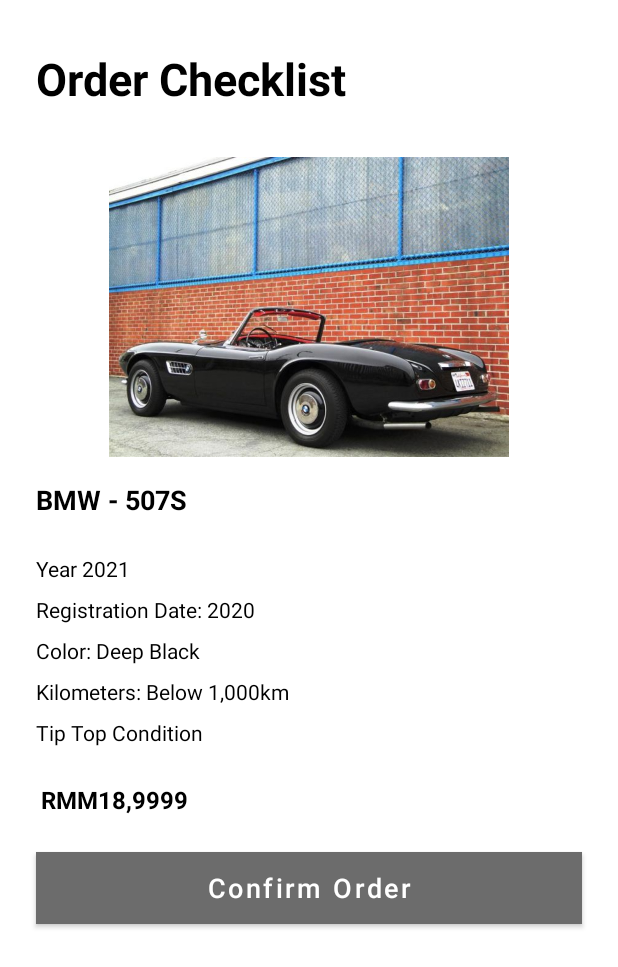
After one commit to JaleesMukarram/classic-car-selling, an Android app: the OrderActivity screen opened directly, with no data from a screen before it, on a phone screen of 412 x 824 dp. The commit adds this screen. Shown: the top 967 px of the screen. Run offline under Robolectric (Android 15) with nearby library versions, the phone set to English and light mode, and no system bars; our stand-ins replace data binding.

Commit message:
Order Checklist Done

```diff
--- a/app/src/main/AndroidManifest.xml
+++ b/app/src/main/AndroidManifest.xml
@@ -10,7 +10,7 @@
         android:supportsRtl="true"
         android:theme="@style/Theme.ClassicCarSelling">
         <activity
-            android:name=".ui.activity.OderActivity"
+            android:name=".ui.activity.OrderActivity"
             android:exported="false" />
         <activity
             android:name=".ui.activity.InfoActivity"
--- a/app/src/main/java/com/android/classiccarselling/ui/activity/OderActivity.java
+++ /dev/null
@@ -1,16 +0,0 @@
-package com.android.classiccarselling.ui.activity;
-
-import androidx.appcompat.app.AppCompatActivity;
-
-import android.os.Bundle;
-
-import com.android.classiccarselling.R;
-
-public class OderActivity extends AppCompatActivity {
-
-    @Override
-    protected void onCreate(Bundle savedInstanceState) {
-        super.onCreate(savedInstanceState);
-        setContentView(R.layout.activity_oder);
-    }
-}
--- /dev/null
+++ b/app/src/main/java/com/android/classiccarselling/ui/activity/OrderActivity.java
@@ -0,0 +1,50 @@
+package com.android.classiccarselling.ui.activity;
+
+import androidx.appcompat.app.AppCompatActivity;
+import androidx.databinding.DataBindingUtil;
+
+import android.os.Bundle;
+
+import com.android.classiccarselling.R;
+import com.android.classiccarselling.databinding.ActivityOrderBinding;
+import com.android.classiccarselling.interfaces.CustomHooks;
+
+public class OrderActivity extends AppCompatActivity implements CustomHooks {
+
+    private ActivityOrderBinding binding;
+
+    @Override
+    protected void onCreate(Bundle savedInstanceState) {
+        super.onCreate(savedInstanceState);
+        binding = DataBindingUtil.setContentView(this, R.layout.activity_order);
+
+        callHooks();
+    }
+
+    @Override
+    public void callHooks() {
+
+        initViews();
+        initListeners();
+    }
+
+    @Override
+    public void handleIntent() {
+
+    }
+
+    @Override
+    public void initViews() {
+
+    }
+
+    @Override
+    public void initListeners() {
+
+    }
+
+    @Override
+    public void observe() {
+
+    }
+}
--- a/app/src/main/res/layout/activity_oder.xml
+++ /dev/null
@@ -1,9 +0,0 @@
-<?xml version="1.0" encoding="utf-8"?>
-<androidx.constraintlayout.widget.ConstraintLayout xmlns:android="http://schemas.android.com/apk/res/android"
-    xmlns:app="http://schemas.android.com/apk/res-auto"
-    xmlns:tools="http://schemas.android.com/tools"
-    android:layout_width="match_parent"
-    android:layout_height="match_parent"
-    tools:context=".ui.activity.OderActivity">
-
-</androidx.constraintlayout.widget.ConstraintLayout>
--- /dev/null
+++ b/app/src/main/res/layout/activity_order.xml
@@ -0,0 +1,128 @@
+<?xml version="1.0" encoding="utf-8"?>
+<layout xmlns:android="http://schemas.android.com/apk/res/android"
+    xmlns:app="http://schemas.android.com/apk/res-auto"
+    xmlns:tools="http://schemas.android.com/tools">
+
+    <data>
+
+    </data>
+
+    <androidx.constraintlayout.widget.ConstraintLayout
+        android:layout_width="match_parent"
+        android:layout_height="match_parent"
+        tools:context=".ui.activity.OrderActivity">
+
+        <TextView
+            android:id="@+id/textView12"
+            android:layout_width="wrap_content"
+            android:layout_height="wrap_content"
+            android:layout_marginStart="24dp"
+            android:layout_marginTop="32dp"
+            android:text="@string/order_checklist"
+            android:textSize="30sp"
+            android:textStyle="bold"
+            app:layout_constraintStart_toStartOf="parent"
+            app:layout_constraintTop_toTopOf="parent" />
+
+        <ImageView
+            android:id="@+id/imageView9"
+            android:layout_width="0dp"
+            android:layout_height="200dp"
+            android:layout_marginStart="32dp"
+            android:layout_marginTop="32dp"
+            android:layout_marginEnd="32dp"
+            android:contentDescription="@string/content_description"
+            android:src="@drawable/car"
+            app:layout_constraintEnd_toEndOf="parent"
+            app:layout_constraintStart_toStartOf="parent"
+            app:layout_constraintTop_toBottomOf="@+id/textView12" />
+
+        <TextView
+            android:id="@+id/textView13"
+            android:layout_width="wrap_content"
+            android:layout_height="wrap_content"
+            android:layout_marginStart="24dp"
+            android:layout_marginTop="16dp"
+            android:text="BMW - 507S"
+            android:textSize="18sp"
+            android:textStyle="bold"
+            app:layout_constraintStart_toStartOf="parent"
+            app:layout_constraintTop_toBottomOf="@+id/imageView9" />
+
+        <TextView
+            android:id="@+id/tvYear"
+            android:layout_width="wrap_content"
+            android:layout_height="wrap_content"
+            android:layout_marginTop="24dp"
+            android:text="Year 2021"
+            app:layout_constraintStart_toStartOf="@+id/textView13"
+            app:layout_constraintTop_toBottomOf="@+id/textView13" />
+
+        <TextView
+            android:id="@+id/tvRegistrationDate"
+            android:layout_width="wrap_content"
+            android:layout_height="wrap_content"
+            android:layout_marginTop="8dp"
+            android:text="Registration Date: 2020"
+            app:layout_constraintStart_toStartOf="@+id/tvYear"
+            app:layout_constraintTop_toBottomOf="@+id/tvYear" />
+
+
+        <TextView
+            android:id="@+id/tvColor"
+            android:layout_width="wrap_content"
+            android:layout_height="wrap_content"
+            android:layout_marginTop="8dp"
+            android:text="Color: Deep Black"
+            app:layout_constraintStart_toStartOf="@+id/tvRegistrationDate"
+            app:layout_constraintTop_toBottomOf="@+id/tvRegistrationDate" />
+
+
+        <TextView
+            android:id="@+id/tvKilometer"
+            android:layout_width="wrap_content"
+            android:layout_height="wrap_content"
+            android:layout_marginTop="8dp"
+            android:text="Kilometers: Below 1,000km"
+            app:layout_constraintStart_toStartOf="@+id/tvColor"
+            app:layout_constraintTop_toBottomOf="@+id/tvColor" />
+
+        <TextView
+            android:id="@+id/tvRemarks"
+            android:layout_width="wrap_content"
+            android:layout_height="wrap_content"
+            android:layout_marginTop="8dp"
+            android:text="Tip Top Condition"
+            app:layout_constraintStart_toStartOf="@+id/tvKilometer"
+            app:layout_constraintTop_toBottomOf="@+id/tvKilometer" />
+
+        <TextView
+            android:id="@+id/textView16"
+            android:layout_width="wrap_content"
+            android:layout_height="wrap_content"
+            android:layout_marginStart="3dp"
+            android:layout_marginTop="24dp"
+            android:text="RMM18,9999"
+            android:textSize="16sp"
+            android:textStyle="bold"
+            app:layout_constraintStart_toStartOf="@+id/tvRemarks"
+            app:layout_constraintTop_toBottomOf="@+id/tvRemarks" />
+
+
+        <Button
+            android:id="@+id/btnOrder"
+            android:layout_width="0dp"
+            android:layout_height="wrap_content"
+            android:layout_marginStart="24dp"
+            android:layout_marginTop="24dp"
+            android:layout_marginEnd="24dp"
+            android:background="@color/colorPrimary"
+            android:text="@string/confirm_order"
+            android:textAllCaps="false"
+            android:textSize="18sp"
+            app:layout_constraintEnd_toEndOf="parent"
+            app:layout_constraintStart_toStartOf="parent"
+            app:layout_constraintTop_toBottomOf="@+id/textView16" />
+
+    </androidx.constraintlayout.widget.ConstraintLayout>
+</layout>
--- a/app/src/main/res/values/strings.xml
+++ b/app/src/main/res/values/strings.xml
@@ -13,4 +13,6 @@
     <string name="wishlist">Wishlist</string>
     <string name="saved">Saved</string>
     <string name="selangor">Selangor</string>
+    <string name="order_checklist">Order Checklist</string>
+    <string name="confirm_order">Confirm Order</string>
 </resources>
```
Also changed, not shown: app/src/main/res/drawable/car.jpg (added).
